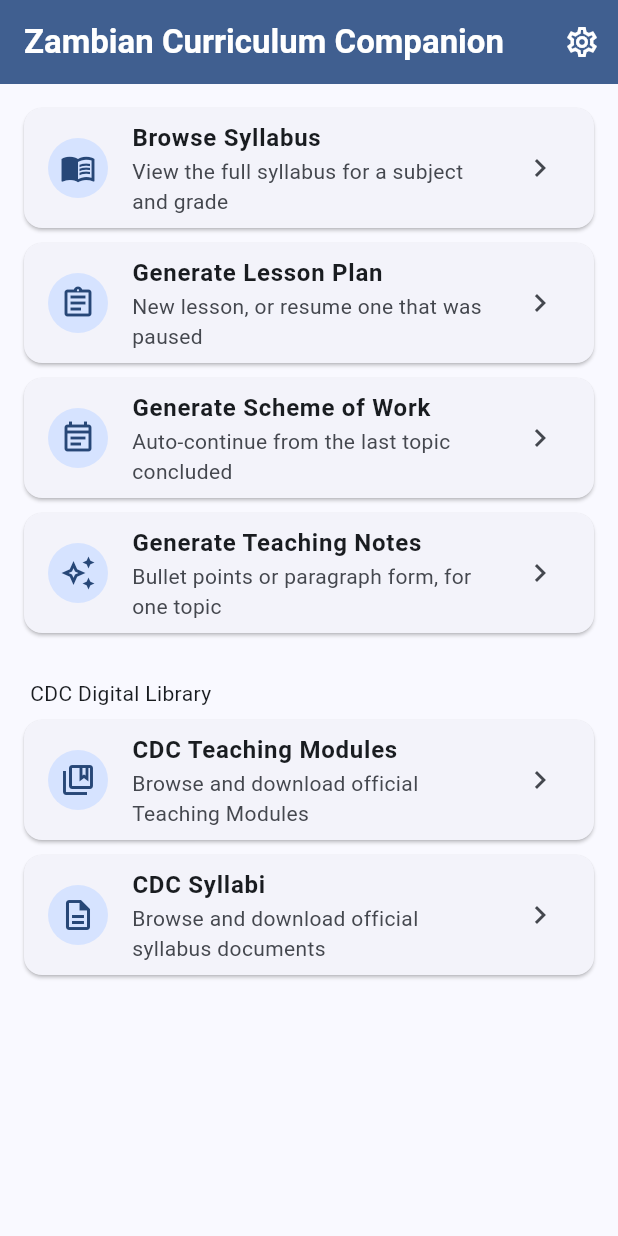
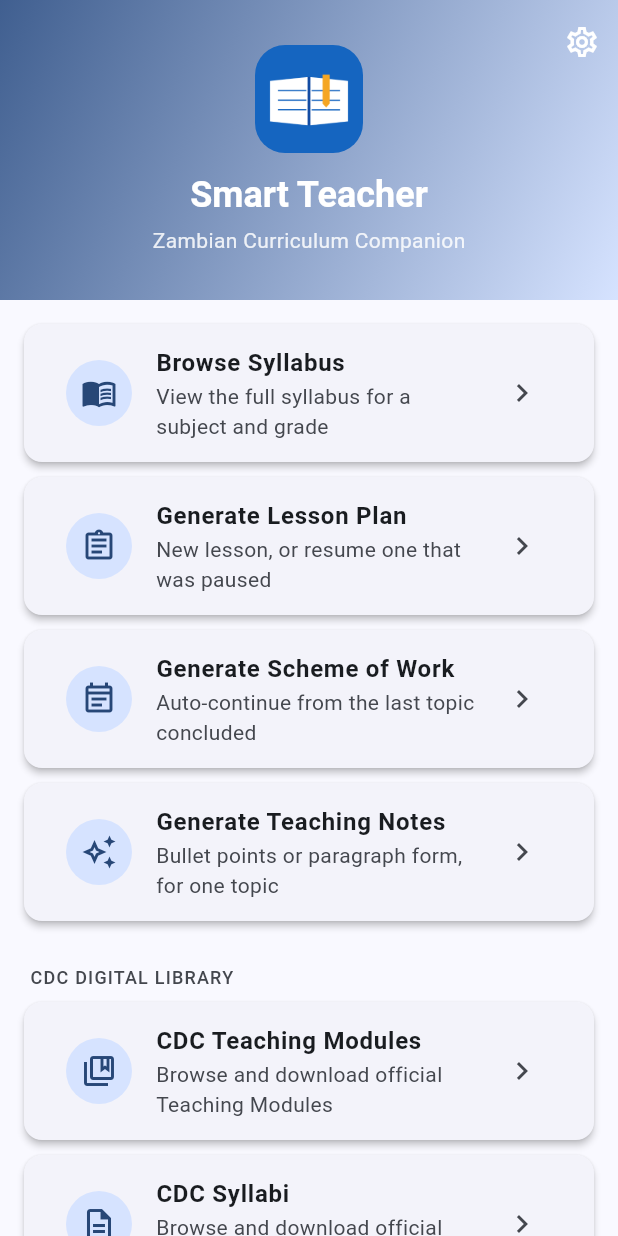
Before and after one commit to kampmapa1-design/zambian-curriculum-app, a Flutter app: the screen it shows after launch, on a phone screen of 412 x 824 dp. Run offline on Flutter 3.47's test engine with Material 3 defaults, Android fonts, the phone set to English and light mode, and no system bars; our stand-ins replace cloud_functions, connectivity_plus, file_picker, firebase_auth, firebase_core, pdf and 3 more; accounts and stored records are empty.

Commit message:
Rename app to "Smart Teacher"; give Home a branded first impression
The app-facing name changes to "Smart Teacher" (Android launcher label,
MaterialApp title, Home app bar) — the underlying subject matter is still
Zambian curriculum content, kept as the tagline under the name. Doesn't
touch the GitHub repo name, Codemagic app registration, or the Dart
package identifier (pubspec `name:`) — those are internal/infrastructure
identifiers, not what a user sees, and renaming them is a separate,
riskier action than this one.

Home screen replaces the bare AppBar-and-list first impression with a
gradient hero header (app icon, name, tagline) via SliverAppBar, and
gives the function-button cards a bit more visual weight (elevation,
InkWell ripple, rounded corners) — addresses feedback that the app opened
into a "raw and blunt" interface.

Verified locally: flutter analyze reports zero errors.

```diff
--- a/codemagic.yaml
+++ b/codemagic.yaml
@@ -14,15 +14,22 @@ workflows:
           if [ ! -d android ]; then
             flutter create . --platforms=android --project-name zambian_curriculum_app --org com.example.zambiancurriculum
           fi
+      - name: Set the Android app label to "Smart Teacher"
+        script: |
+          # flutter create always sets android:label to the raw
+          # --project-name value (literally "zambian_curriculum_app") —
+          # that's what shows under the launcher icon on the device unless
+          # overridden here.
+          sed -i.bak 's/android:label="zambian_curriculum_app"/android:label="Smart Teacher"/' android/app/src/main/AndroidManifest.xml
       - name: Bump Android compileSdk (file_picker's transitive deps need 36+)
         script: |
           # flutter create's default (flutter.compileSdkVersion, currently 34
           # on this Flutter channel) is older than what file_picker's
           # flutter_plugin_android_lifecycle dependency requires. Diagnostic
           # echoes are deliberate: this line is one of the few things about
-          # the freshly-generated android/ folder we can't inspect locally
-          # (Flutter isn't installed on the machine developing this app), so
-          # the build log is the only window into its exact contents.
+          # the freshly-generated android/ folder that's awkward to inspect
+          # without actually running a build, so the build log is the
+          # clearest window into its exact contents.
           echo "--- before ---"
           grep -n "compileSdk" android/app/build.gradle.kts android/app/build.gradle 2>/dev/null || echo "no compileSdk line found in either file"
           # macOS's sed needs an argument to -i (hence -i.bak, not just -i).
--- a/lib/main.dart
+++ b/lib/main.dart
@@ -27,7 +27,7 @@ class CurriculumApp extends StatelessWidget {
   @override
   Widget build(BuildContext context) {
     return MaterialApp(
-      title: 'Zambian Curriculum Companion',
+      title: 'Smart Teacher',
       theme: AppTheme.light(),
       darkTheme: AppTheme.dark(),
       themeMode: ThemeMode.system,
--- a/lib/screens/home_screen.dart
+++ b/lib/screens/home_screen.dart
@@ -10,10 +10,12 @@ import 'subject_selector_screen.dart';
 import 'teaching_notes_sheet.dart';
 import 'topic_picker_screen.dart';
 
-/// The app's home screen: one clearly labeled button per major function,
-/// rather than features only reachable by first drilling into a browsed
-/// syllabus. Each "Generate ..." button picks curriculum/subject/grade
-/// (and, where relevant, topic) first, then does its one job.
+/// The app's home screen: a branded header (not a bare list dropped
+/// straight under the system status bar) followed by one clearly labeled
+/// button per major function, rather than features only reachable by first
+/// drilling into a browsed syllabus. Each "Generate ..." button picks
+/// curriculum/subject/grade (and, where relevant, topic) first, then does
+/// its one job.
 class HomeScreen extends StatelessWidget {
   const HomeScreen({super.key});
 
@@ -47,9 +49,15 @@ class HomeScreen extends StatelessWidget {
 
   @override
   Widget build(BuildContext context) {
+    final colorScheme = Theme.of(context).colorScheme;
     return Scaffold(
-      appBar: AppBar(
-        title: const Text('Zambian Curriculum Companion'),
+      body: CustomScrollView(
+        slivers: [
+          SliverAppBar(
+            pinned: true,
+            expandedHeight: 200,
+            backgroundColor: colorScheme.primary,
+            foregroundColor: colorScheme.onPrimary,
             actions: [
               IconButton(
                 icon: const Icon(Icons.settings_outlined),
@@ -59,9 +67,49 @@ class HomeScreen extends StatelessWidget {
                 ),
               ),
             ],
+            flexibleSpace: FlexibleSpaceBar(
+              background: Container(
+                decoration: BoxDecoration(
+                  gradient: LinearGradient(
+                    begin: Alignment.topLeft,
+                    end: Alignment.bottomRight,
+                    colors: [colorScheme.primary, colorScheme.primaryContainer],
                   ),
-      body: ListView(
+                ),
+                child: SafeArea(
+                  child: Center(
+                    child: Column(
+                      mainAxisSize: MainAxisSize.min,
+                      children: [
+                        ClipRRect(
+                          borderRadius: BorderRadius.circular(20),
+                          child: Image.asset('assets/icon/icon.png', width: 72, height: 72),
+                        ),
+                        const SizedBox(height: 12),
+                        Text(
+                          'Smart Teacher',
+                          style: Theme.of(context).textTheme.headlineSmall?.copyWith(
+                                color: colorScheme.onPrimary,
+                                fontWeight: FontWeight.bold,
+                              ),
+                        ),
+                        const SizedBox(height: 4),
+                        Text(
+                          'Zambian Curriculum Companion',
+                          style: Theme.of(context).textTheme.bodyMedium?.copyWith(
+                                color: colorScheme.onPrimary.withValues(alpha: 0.85),
+                              ),
+                        ),
+                      ],
+                    ),
+                  ),
+                ),
+              ),
+            ),
+          ),
+          SliverPadding(
             padding: const EdgeInsets.all(16),
+            sliver: SliverList.list(
               children: [
                 _FunctionButton(
                   icon: Icons.menu_book_outlined,
@@ -89,9 +137,15 @@ class HomeScreen extends StatelessWidget {
                   subtitle: 'Bullet points or paragraph form, for one topic',
                   onTap: () => _openTeachingNotes(context),
                 ),
-          const Padding(
-            padding: EdgeInsets.fromLTRB(4, 20, 4, 8),
-            child: Text('CDC Digital Library'),
+                Padding(
+                  padding: const EdgeInsets.fromLTRB(4, 20, 4, 8),
+                  child: Text(
+                    'CDC DIGITAL LIBRARY',
+                    style: Theme.of(context)
+                        .textTheme
+                        .labelMedium
+                        ?.copyWith(color: colorScheme.onSurfaceVariant, letterSpacing: 0.8),
+                  ),
                 ),
                 _FunctionButton(
                   icon: Icons.collections_bookmark_outlined,
@@ -99,7 +153,8 @@ class HomeScreen extends StatelessWidget {
                   subtitle: 'Browse and download official Teaching Modules',
                   onTap: () => Navigator.of(context).push(
                     MaterialPageRoute(
-                builder: (_) => const CdcResourcesScreen(resourceType: 'module', title: 'CDC Teaching Modules'),
+                      builder: (_) =>
+                          const CdcResourcesScreen(resourceType: 'module', title: 'CDC Teaching Modules'),
                     ),
                   ),
                 ),
@@ -111,6 +166,9 @@ class HomeScreen extends StatelessWidget {
                     MaterialPageRoute(
                       builder: (_) => const CdcResourcesScreen(resourceType: 'syllabus', title: 'CDC Syllabi'),
                     ),
+                  ),
+                ),
+              ],
             ),
           ),
         ],
@@ -136,15 +194,23 @@ class _FunctionButton extends StatelessWidget {
   Widget build(BuildContext context) {
     return Card(
       margin: const EdgeInsets.only(bottom: 10),
+      elevation: 2,
+      child: InkWell(
+        borderRadius: BorderRadius.circular(12),
+        onTap: onTap,
+        child: Padding(
+          padding: const EdgeInsets.symmetric(horizontal: 12, vertical: 6),
           child: ListTile(
             leading: CircleAvatar(
+              radius: 22,
               backgroundColor: Theme.of(context).colorScheme.primaryContainer,
               child: Icon(icon, color: Theme.of(context).colorScheme.onPrimaryContainer),
             ),
             title: Text(label, style: const TextStyle(fontWeight: FontWeight.w600)),
             subtitle: Text(subtitle),
             trailing: const Icon(Icons.chevron_right),
-        onTap: onTap,
+          ),
+        ),
       ),
     );
   }
--- a/pubspec.yaml
+++ b/pubspec.yaml
@@ -44,6 +44,7 @@ flutter:
     - assets/rules/cdc_constraints.example.json
     - assets/rules/cbc_2023_constraints.json
     - assets/cdc_resources/seed_catalog.json
+    - assets/icon/icon.png
 
 # Run `flutter pub run flutter_launcher_icons` after `flutter create` (see
 # README Setup) to generate android/ios launcher icons from assets/icon/.
```
Also changed, not shown: 1 other file. Lines whose indentation alone changed are shown as unchanged.
